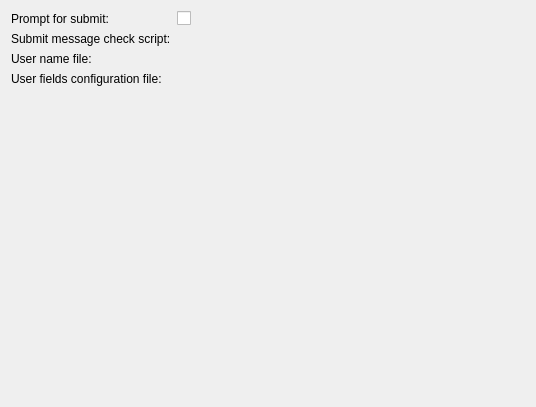
Qt form src/plugins/vcsbase/vcsbasesettingspage.ui (qt-creator/qt-creator) before a commit.
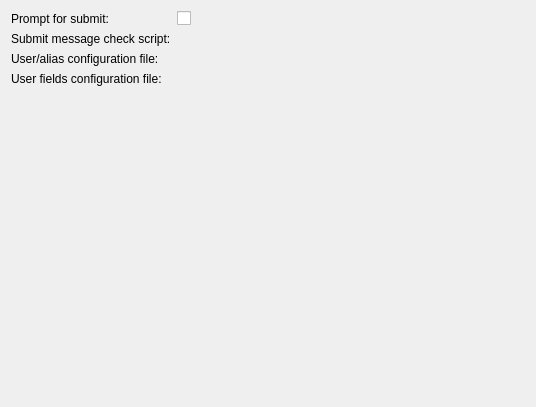
The same form after that commit. Custom widgets are drawn as their Qt base class.

What changed in the file:
```diff
--- a/src/plugins/vcsbase/vcsbasesettingspage.ui
+++ b/src/plugins/vcsbase/vcsbasesettingspage.ui
@@ -51,7 +51,7 @@
 name &lt;email&gt; alias &lt;email&gt;</string>
          </property>
          <property name="text">
-          <string>User name file:</string>
+          <string>User/alias configuration file:</string>
          </property>
         </widget>
        </item>
```
Left out of the diff: 2 changed lines with no effect on the pictures.
